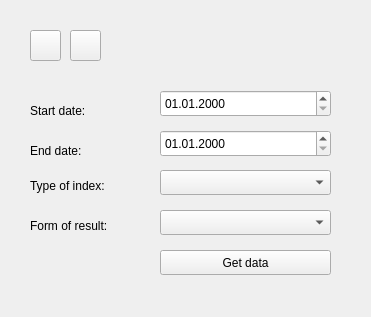
The window that world_from_space_widget_base.ui (OpenGeoLabs/qgis-world-from-space-plugin) describes before a commit, drawn with Qt 5.
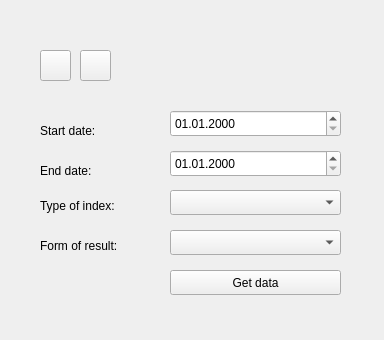
The same window after the commit. Custom widgets are drawn as their Qt base class.

What changed in the file:
```diff
--- a/world_from_space_widget_base.ui
+++ b/world_from_space_widget_base.ui
@@ -6,8 +6,8 @@
    <rect>
     <x>0</x>
     <y>0</y>
-    <width>371</width>
-    <height>317</height>
+    <width>384</width>
+    <height>340</height>
    </rect>
   </property>
   <property name="sizePolicy">
@@ -25,8 +25,8 @@
    </property>
    <property name="geometry">
     <rect>
-     <x>160</x>
-     <y>250</y>
+     <x>170</x>
+     <y>270</y>
      <width>171</width>
      <height>25</height>
     </rect>
@@ -38,8 +38,8 @@
   <widget class="QgsDateTimeEdit" name="mDateTimeEditStart">
    <property name="geometry">
     <rect>
-     <x>160</x>
-     <y>90</y>
+     <x>170</x>
+     <y>110</y>
      <width>171</width>
      <height>27</height>
     </rect>
@@ -51,8 +51,8 @@
   <widget class="QgsDateTimeEdit" name="mDateTimeEditEnd">
    <property name="geometry">
     <rect>
-     <x>160</x>
-     <y>130</y>
+     <x>170</x>
+     <y>150</y>
      <width>171</width>
      <height>27</height>
     </rect>
@@ -64,8 +64,8 @@
   <widget class="QComboBox" name="comboBoxIndexes">
    <property name="geometry">
     <rect>
-     <x>160</x>
-     <y>170</y>
+     <x>170</x>
+     <y>190</y>
      <width>171</width>
      <height>25</height>
     </rect>
@@ -74,8 +74,8 @@
   <widget class="QPushButton" name="pushButtonSettings">
    <property name="geometry">
     <rect>
-     <x>30</x>
-     <y>30</y>
+     <x>40</x>
+     <y>50</y>
      <width>31</width>
      <height>31</height>
     </rect>
@@ -90,8 +90,8 @@
   <widget class="QComboBox" name="comboBoxTypes">
    <property name="geometry">
     <rect>
-     <x>160</x>
-     <y>210</y>
+     <x>170</x>
+     <y>230</y>
      <width>171</width>
      <height>25</height>
     </rect>
@@ -100,8 +100,8 @@
   <widget class="QPushButton" name="pushButtonSave">
    <property name="geometry">
     <rect>
-     <x>70</x>
-     <y>30</y>
+     <x>80</x>
+     <y>50</y>
      <width>31</width>
      <height>31</height>
     </rect>
@@ -116,8 +116,8 @@
   <widget class="QLabel" name="label">
    <property name="geometry">
     <rect>
-     <x>30</x>
-     <y>100</y>
+     <x>40</x>
+     <y>120</y>
      <width>121</width>
      <height>21</height>
     </rect>
@@ -129,8 +129,8 @@
   <widget class="QLabel" name="label_2">
    <property name="geometry">
     <rect>
-     <x>30</x>
-     <y>140</y>
+     <x>40</x>
+     <y>160</y>
      <width>131</width>
      <height>21</height>
     </rect>
@@ -142,8 +142,8 @@
   <widget class="QLabel" name="label_3">
    <property name="geometry">
     <rect>
-     <x>30</x>
-     <y>170</y>
+     <x>40</x>
+     <y>190</y>
      <width>121</width>
      <height>31</height>
     </rect>
@@ -155,8 +155,8 @@
   <widget class="QLabel" name="label_4">
    <property name="geometry">
     <rect>
-     <x>30</x>
-     <y>210</y>
+     <x>40</x>
+     <y>230</y>
      <width>131</width>
      <height>31</height>
     </rect>
```
